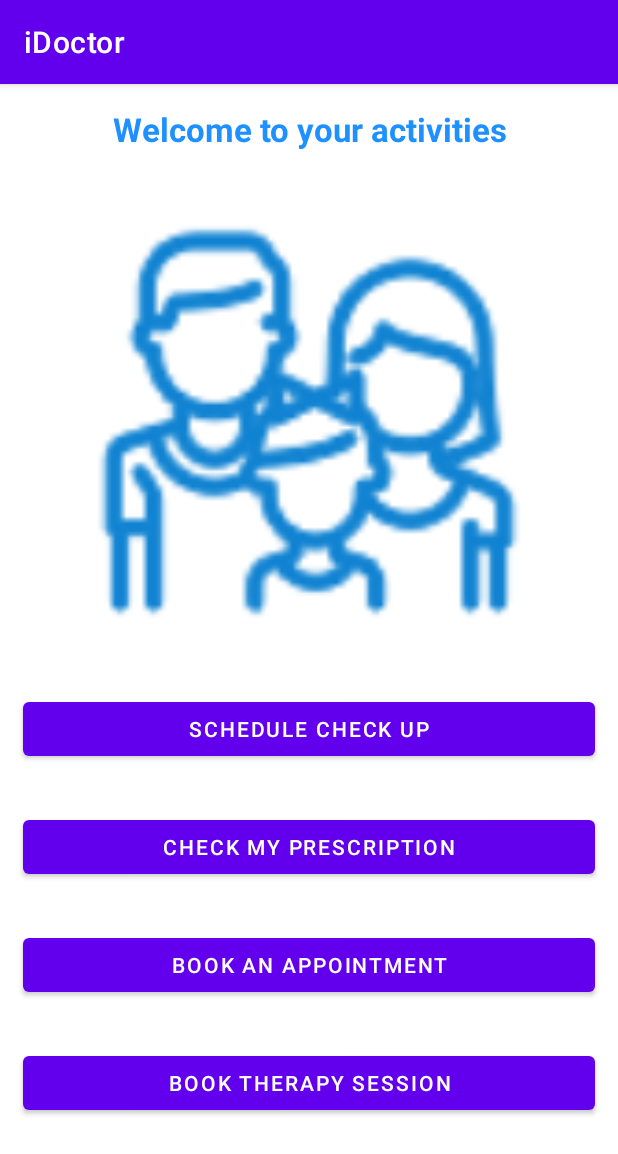
After one commit to TimzOwen/iDoctor, an Android app: the CalenderActivity screen opened directly, with no data from a screen before it, on a phone screen of 412 x 824 dp. The commit adds this screen. Shown: the top 1154 px of the screen. Run offline under Robolectric (Android 15) with nearby library versions, the phone set to English and light mode, and no system bars.

Commit message:
updated UI calender

```diff
--- a/app/src/main/AndroidManifest.xml
+++ b/app/src/main/AndroidManifest.xml
@@ -10,6 +10,9 @@
         android:supportsRtl="true"
         android:theme="@style/Theme.IDoctor">
         <activity
+            android:name=".CalenderActivity"
+            android:exported="false" />
+        <activity
             android:name=".MainActivity"
             android:exported="true">
             <intent-filter>
--- /dev/null
+++ b/app/src/main/java/com/timzowen/idoctor/CalenderActivity.kt
@@ -0,0 +1,11 @@
+package com.timzowen.idoctor
+
+import androidx.appcompat.app.AppCompatActivity
+import android.os.Bundle
+
+class CalenderActivity : AppCompatActivity() {
+    override fun onCreate(savedInstanceState: Bundle?) {
+        super.onCreate(savedInstanceState)
+        setContentView(R.layout.activity_calender)
+    }
+}
--- /dev/null
+++ b/app/src/main/java/com/timzowen/idoctor/adapters/EmergencyAdapter.kt
@@ -0,0 +1,4 @@
+package com.timzowen.idoctor.adapters
+
+class EmergencyAdapter {
+}
--- /dev/null
+++ b/app/src/main/java/com/timzowen/idoctor/adapters/GroupTherapyAdapter.kt
@@ -0,0 +1,4 @@
+package com.timzowen.idoctor.adapters
+
+class GroupTherapyAdapter {
+}
--- /dev/null
+++ b/app/src/main/java/com/timzowen/idoctor/adapters/IdoctorAdapter.kt
@@ -0,0 +1,4 @@
+package com.timzowen.idoctor.adapters
+
+class IdoctorAdapter {
+}
--- /dev/null
+++ b/app/src/main/java/com/timzowen/idoctor/adapters/LegalAdapter.kt
@@ -0,0 +1,4 @@
+package com.timzowen.idoctor.adapters
+
+class LegalAdapter {
+}
--- /dev/null
+++ b/app/src/main/res/layout/activity_calender.xml
@@ -0,0 +1,68 @@
+<?xml version="1.0" encoding="utf-8"?>
+<RelativeLayout
+    xmlns:android="http://schemas.android.com/apk/res/android"
+    xmlns:app="http://schemas.android.com/apk/res-auto"
+    xmlns:tools="http://schemas.android.com/tools"
+    android:layout_width="match_parent"
+    android:layout_height="match_parent"
+    tools:context=".CalenderActivity">
+
+
+    <ImageView
+        android:id="@+id/iv_calender"
+        android:layout_width="match_parent"
+        android:layout_height="300dp"
+        android:layout_margin="15dp"
+        android:layout_below="@id/tv_welcomeCalendar"
+        android:contentDescription="@string/bg"
+        android:src="@drawable/family_time" />
+
+    <Button
+        android:id="@+id/btn_schedule"
+        android:layout_width="match_parent"
+        android:layout_height="wrap_content"
+        android:layout_below="@id/iv_calender"
+        android:layout_marginStart="15dp"
+        android:layout_marginTop="15dp"
+        android:layout_marginEnd="15dp"
+        android:layout_marginBottom="15dp"
+        android:text="@string/schedule_check_up" />
+
+    <TextView
+        android:id="@+id/tv_welcomeCalendar"
+        android:layout_width="match_parent"
+        android:layout_height="wrap_content"
+        android:layout_margin="15dp"
+        android:gravity="center"
+        android:text="@string/welcome_to_your_activities"
+        android:textColor="@color/blue"
+        android:textSize="22sp"
+        android:textStyle="bold" />
+
+    <Button
+        android:id="@+id/btn_check_prescription"
+        android:layout_width="match_parent"
+        android:layout_height="wrap_content"
+        android:text="@string/check_my_prescription"
+        android:layout_below="@id/btn_schedule"
+        android:layout_margin="15dp"/>
+
+    <Button
+        android:id="@+id/btn_bookAppointment"
+        android:layout_width="match_parent"
+        android:layout_height="wrap_content"
+        android:text="@string/book_an_appointment"
+        android:layout_below="@id/btn_check_prescription"
+        android:layout_margin="15dp"/>
+
+    <Button
+        android:id="@+id/btn_bookTherapy"
+        android:layout_width="match_parent"
+        android:layout_height="wrap_content"
+        android:text="@string/book_therapy_session"
+        android:layout_below="@id/btn_bookAppointment"
+        android:layout_margin="15dp"/>
+
+
+
+</RelativeLayout>
--- a/app/src/main/res/layout/activity_main.xml
+++ b/app/src/main/res/layout/activity_main.xml
@@ -178,7 +178,7 @@
                 <TextView
                     android:layout_width="wrap_content"
                     android:layout_height="wrap_content"
-                    android:text="Group Therapy"
+                    android:text="@string/group_therapy"
                     android:textColor="@color/black"
                     android:textSize="16sp" />
             </LinearLayout>
--- a/app/src/main/res/values/strings.xml
+++ b/app/src/main/res/values/strings.xml
@@ -12,4 +12,11 @@
     <string name="calendar">calendar</string>
     <string name="idoctor">idoctor</string>
     <string name="legal_support">Legal Support</string>
+    <string name="group_therapy">Group Therapy</string>
+    <string name="schedule_check_up">Schedule Check up</string>
+    <string name="welcome_to_your_activities">Welcome to your activities</string>
+    <string name="bg">bg</string>
+    <string name="check_my_prescription">Check my prescription</string>
+    <string name="book_an_appointment">Book an Appointment</string>
+    <string name="book_therapy_session">Book Therapy Session</string>
 </resources>
```
